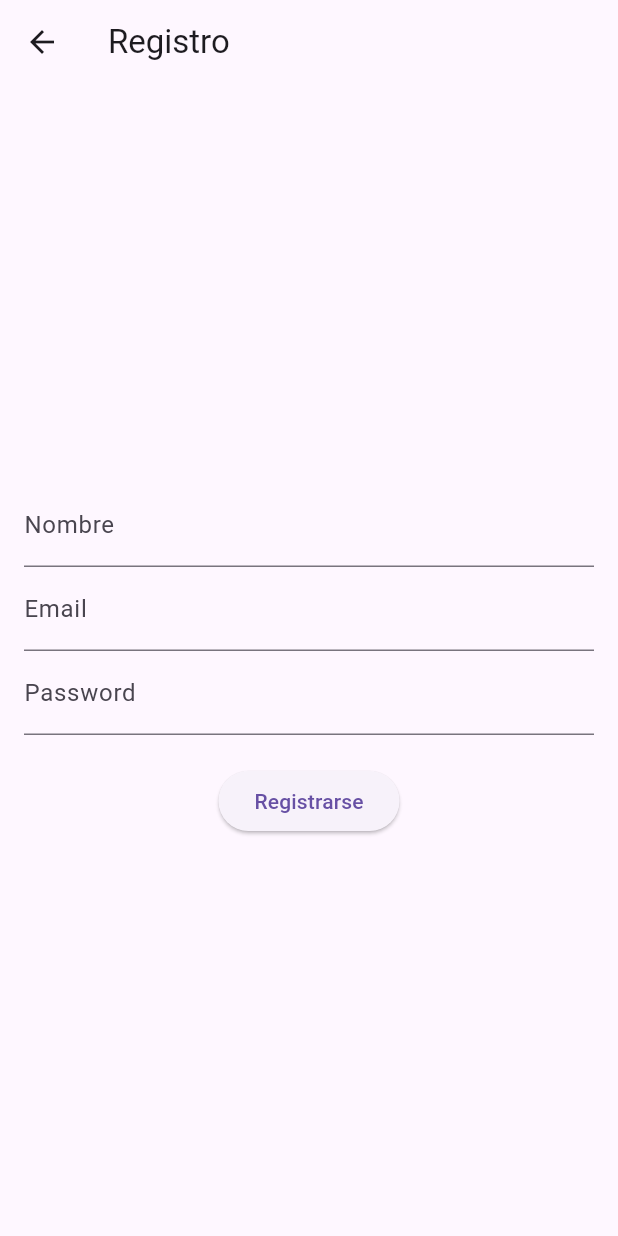
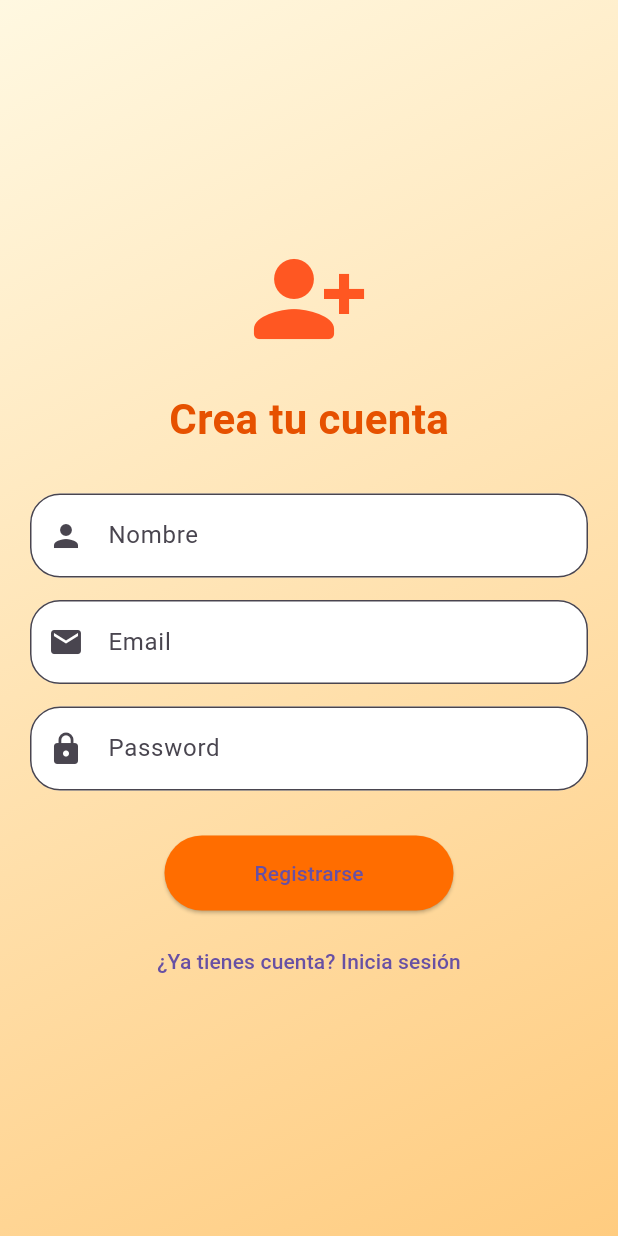
Before and after one commit to ratonic/ShhFood2, a Flutter app: the screen it shows after launch, after a tap on "Iniciar Sesión", after a tap on "¿No tienes cuenta? Regístrate", on a phone screen of 412 x 824 dp. Run offline on Flutter 3.47's test engine with Material 3 defaults, Android fonts, the light colour scheme and no system bars; our stand-ins replace appwrite, get, hive, hive_flutter; accounts and stored records are empty; network calls fail.

Commit message:
añandiendo estilo y colores a login y register

```diff
--- a/lib/presentation/pages/login_page.dart
+++ b/lib/presentation/pages/login_page.dart
@@ -8,7 +8,7 @@
 class LoginPage extends StatelessWidget {
   final _formKey = GlobalKey<FormState>();
   final _emailCtrl = TextEditingController();
-  final _passCtrl  = TextEditingController();
+  final _passCtrl = TextEditingController();
 
   LoginPage({super.key});
 
@@ -16,37 +16,54 @@
   Widget build(BuildContext context) {
     final authCtrl = Get.find<AuthController>();
     return Scaffold(
-      appBar: AppBar(title: const Text('Login')),
-      body: Padding(
-        padding: const EdgeInsets.all(16),
+      body: Container(
+        decoration: const BoxDecoration(
+          gradient: LinearGradient(
+            colors: [Color(0xFFE0F7FA), Color(0xFF80DEEA)],
+            begin: Alignment.topLeft,
+            end: Alignment.bottomRight,
+          ),
+        ),
+        padding: const EdgeInsets.all(20),
+        child: Center(
+          child: SingleChildScrollView(
             child: Form(
               key: _formKey,
-          child: Column(mainAxisAlignment: MainAxisAlignment.center, children: [
-            TextFormField(
-              controller: _emailCtrl,
-              decoration: const InputDecoration(labelText: 'Email'),
-              validator: (v) => v!.isEmpty ? 'Requerido' : null,
+              child: Column(
+                children: [
+                  const Icon(Icons.lock, size: 80, color: Colors.teal),
+                  const SizedBox(height: 20),
+                  const Text(
+                    'Bienvenido',
+                    style: TextStyle(
+                      fontSize: 28,
+                      fontWeight: FontWeight.bold,
+                      color: Color(0xFF006064),
                     ),
-            TextFormField(
-              controller: _passCtrl,
-              decoration: const InputDecoration(labelText: 'Password'),
-              obscureText: true,
-              validator: (v) => v!.isEmpty ? 'Requerido' : null,
                   ),
-            const SizedBox(height: 20),
+                  const SizedBox(height: 30),
+                  _buildTextField(_emailCtrl, 'Email', Icons.email),
+                  const SizedBox(height: 15),
+                  _buildTextField(_passCtrl, 'Password', Icons.lock, obscure: true),
+                  const SizedBox(height: 30),
                   Obx(() {
-              if (authCtrl.isLoading.value) {
-                return const CircularProgressIndicator();
-              }
-              return ElevatedButton(
+                    return authCtrl.isLoading.value
+                        ? const CircularProgressIndicator()
+                        : ElevatedButton(
                             onPressed: () {
                               if (_formKey.currentState!.validate()) {
                                 authCtrl.login(_emailCtrl.text, _passCtrl.text);
                               }
                             },
+                            style: ElevatedButton.styleFrom(
+                              backgroundColor: const Color(0xFF00BCD4),
+                              padding: const EdgeInsets.symmetric(horizontal: 60, vertical: 15),
+                              shape: RoundedRectangleBorder(borderRadius: BorderRadius.circular(30)),
+                            ),
                             child: const Text('Iniciar Sesión'),
                           );
                   }),
+                  const SizedBox(height: 10),
                   TextButton(
                     onPressed: () => Get.to(() => RegisterPage()),
                     child: const Text('¿No tienes cuenta? Regístrate'),
@@ -55,15 +72,35 @@
                     if (authCtrl.error.value.isNotEmpty) {
                       return Padding(
                         padding: const EdgeInsets.only(top: 8),
-                  child: Text(authCtrl.error.value,
-                      style: const TextStyle(color: Colors.red)),
+                        child: Text(
+                          authCtrl.error.value,
+                          style: const TextStyle(color: Colors.red),
+                        ),
                       );
                     }
                     return const SizedBox.shrink();
                   }),
-          ]),
+                ],
+              ),
+            ),
+          ),
         ),
       ),
     );
   }
+
+  Widget _buildTextField(TextEditingController controller, String label, IconData icon, {bool obscure = false}) {
+    return TextFormField(
+      controller: controller,
+      obscureText: obscure,
+      validator: (v) => v!.isEmpty ? 'Requerido' : null,
+      decoration: InputDecoration(
+        labelText: label,
+        prefixIcon: Icon(icon),
+        border: OutlineInputBorder(borderRadius: BorderRadius.circular(20)),
+        filled: true,
+        fillColor: Colors.white,
+      ),
+    );
   }
+}
--- a/lib/presentation/pages/register_page.dart
+++ b/lib/presentation/pages/register_page.dart
@@ -6,9 +6,9 @@
 
 class RegisterPage extends StatelessWidget {
   final _formKey = GlobalKey<FormState>();
-  final _nameCtrl  = TextEditingController();
+  final _nameCtrl = TextEditingController();
   final _emailCtrl = TextEditingController();
-  final _passCtrl  = TextEditingController();
+  final _passCtrl = TextEditingController();
 
   RegisterPage({super.key});
 
@@ -16,35 +16,44 @@
   Widget build(BuildContext context) {
     final authCtrl = Get.find<AuthController>();
     return Scaffold(
-      appBar: AppBar(title: const Text('Registro')),
-      body: Padding(
-        padding: const EdgeInsets.all(16),
+      body: Container(
+        decoration: const BoxDecoration(
+          gradient: LinearGradient(
+            colors: [Color(0xFFFFF8E1), Color(0xFFFFCC80)],
+            begin: Alignment.topLeft,
+            end: Alignment.bottomRight,
+          ),
+        ),
+        padding: const EdgeInsets.all(20),
+        child: Center(
+          child: SingleChildScrollView(
             child: Form(
               key: _formKey,
-          child: Column(mainAxisAlignment: MainAxisAlignment.center, children: [
-            TextFormField(
-              controller: _nameCtrl,
-              decoration: const InputDecoration(labelText: 'Nombre'),
-              validator: (v) => v!.isEmpty ? 'Requerido' : null,
+              child: Column(
+                children: [
+                  const Icon(Icons.person_add_alt_1_rounded,
+                      size: 80, color: Colors.deepOrange),
+                  const SizedBox(height: 20),
+                  const Text(
+                    'Crea tu cuenta',
+                    style: TextStyle(
+                      fontSize: 28,
+                      fontWeight: FontWeight.bold,
+                      color: Color(0xFFE65100),
                     ),
-            TextFormField(
-              controller: _emailCtrl,
-              decoration: const InputDecoration(labelText: 'Email'),
-              validator: (v) => v!.isEmpty || !GetUtils.isEmail(v)
-                  ? 'Email inválido' : null,
                   ),
-            TextFormField(
-              controller: _passCtrl,
-              decoration: const InputDecoration(labelText: 'Password'),
-              obscureText: true,
-              validator: (v) => v!.length < 6 ? 'Mínimo 6 caracteres' : null,
-            ),
-            const SizedBox(height: 20),
+                  const SizedBox(height: 30),
+                  _buildTextField(_nameCtrl, 'Nombre', Icons.person),
+                  const SizedBox(height: 15),
+                  _buildTextField(_emailCtrl, 'Email', Icons.email),
+                  const SizedBox(height: 15),
+                  _buildTextField(_passCtrl, 'Password', Icons.lock,
+                      obscure: true),
+                  const SizedBox(height: 30),
                   Obx(() {
-              if (authCtrl.isLoading.value) {
-                return const CircularProgressIndicator();
-              }
-              return ElevatedButton(
+                    return authCtrl.isLoading.value
+                        ? const CircularProgressIndicator()
+                        : ElevatedButton(
                             onPressed: () {
                               if (_formKey.currentState!.validate()) {
                                 authCtrl.register(
@@ -54,9 +63,21 @@
                                 );
                               }
                             },
+                            style: ElevatedButton.styleFrom(
+                              backgroundColor: const Color(0xFFFF6D00),
+                              padding: const EdgeInsets.symmetric(
+                                  horizontal: 60, vertical: 15),
+                              shape: RoundedRectangleBorder(
+                                  borderRadius: BorderRadius.circular(30)),
+                            ),
                             child: const Text('Registrarse'),
                           );
                   }),
+                  const SizedBox(height: 10),
+                  TextButton(
+                    onPressed: () => Get.back(),
+                    child: const Text('¿Ya tienes cuenta? Inicia sesión'),
+                  ),
                   Obx(() {
                     if (authCtrl.error.value.isNotEmpty) {
                       return Padding(
@@ -67,9 +88,38 @@
                     }
                     return const SizedBox.shrink();
                   }),
-          ]),
+                ],
+              ),
+            ),
+          ),
         ),
       ),
     );
   }
+
+  Widget _buildTextField(TextEditingController controller, String label,
+      IconData icon,
+      {bool obscure = false}) {
+    return TextFormField(
+      controller: controller,
+      obscureText: obscure,
+      validator: (v) {
+        if (label == 'Email' && !GetUtils.isEmail(v!)) {
+          return 'Email inválido';
+        } else if (v == null || v.isEmpty) {
+          return 'Requerido';
+        } else if (label == 'Password' && v.length < 6) {
+          return 'Mínimo 6 caracteres';
         }
+        return null;
+      },
+      decoration: InputDecoration(
+        labelText: label,
+        prefixIcon: Icon(icon),
+        border: OutlineInputBorder(borderRadius: BorderRadius.circular(20)),
+        filled: true,
+        fillColor: Colors.white,
+      ),
+    );
+  }
+}
```
Lines whose indentation alone changed are shown as unchanged.
